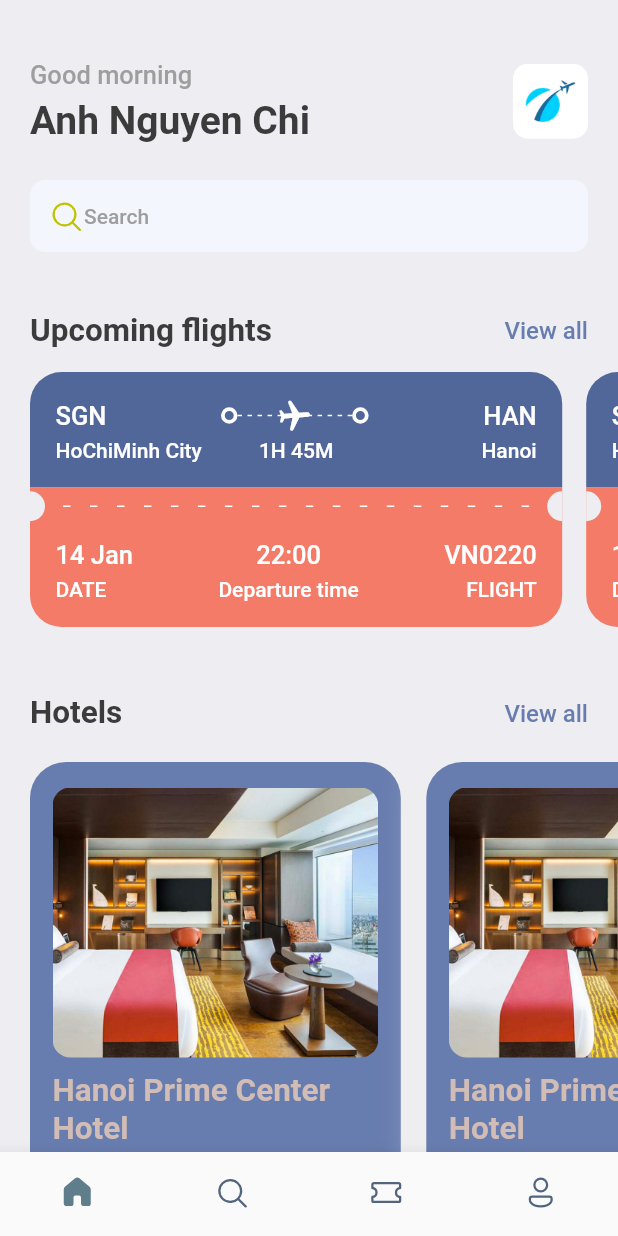
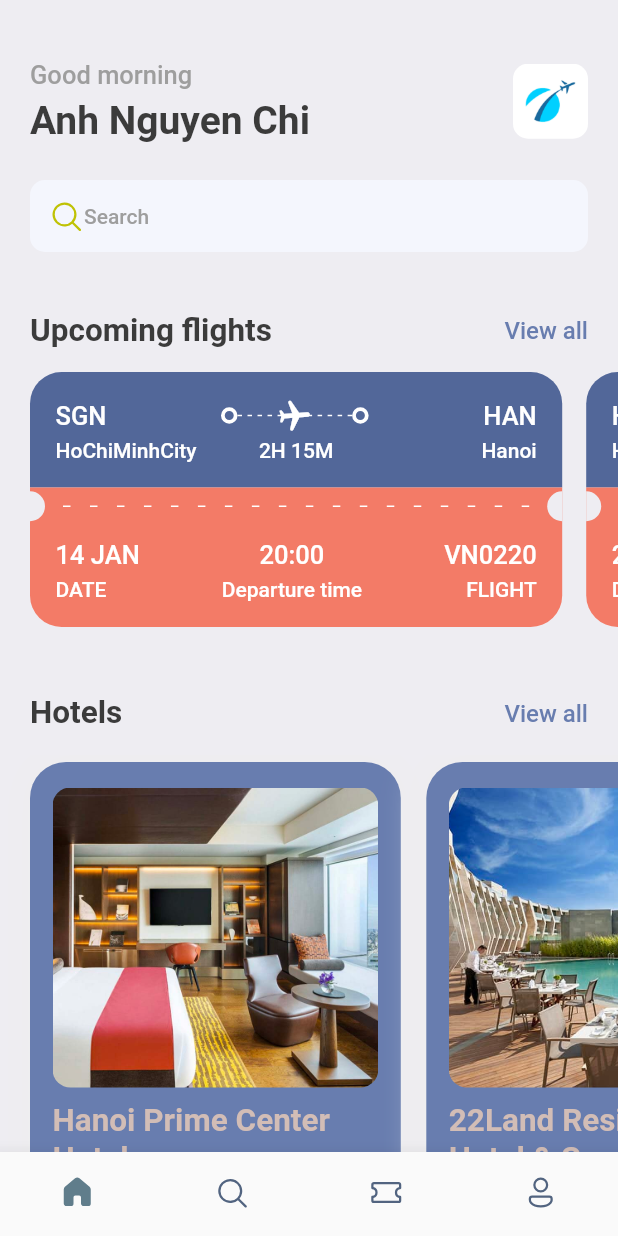
Before and after one commit to Chanh85/airline_book_tickets_app, a Flutter app: the screen it shows after launch, on a phone screen of 412 x 824 dp. Run offline on Flutter 3.47's test engine with Material 2 defaults, Android fonts, the phone set to English and light mode, and no system bars; our stand-ins replace fluentui_icons, gap.

Commit message:
Dynamic info about hotels, tickets in homescreen

```diff
--- a/lib/screens/home_screen.dart
+++ b/lib/screens/home_screen.dart
@@ -1,5 +1,6 @@
 import 'package:book_tickets_app/screens/hotels_view.dart';
 import 'package:book_tickets_app/screens/tickets_view.dart';
+import 'package:book_tickets_app/utils/app_info_list.dart';
 import 'package:book_tickets_app/utils/app_styles.dart';
 import 'package:fluentui_icons/fluentui_icons.dart';
 import 'package:flutter/material.dart';
@@ -75,10 +76,7 @@ class HomeScreen extends StatelessWidget {
             scrollDirection: Axis.horizontal,
             padding: const EdgeInsets.only(left: 20),
             child: Row(
-              children: const [
-                TicketView(),
-                TicketView(),
-              ],
+              children: ticketList.map((ticket) => TicketView(ticket: ticket)).toList()
             ),
           ),
           const Gap(15),
@@ -100,13 +98,8 @@ class HomeScreen extends StatelessWidget {
               scrollDirection: Axis.horizontal,
               padding:const EdgeInsets.only(left: 20),
               child: Row(
-                children: [
-                  HotelView(),
-                  HotelView(),
-                  HotelView(),
-                  HotelView(),
-                ],
-              )
+                children:hotelList.map((hotel) => HotelView(hotel: hotel)).toList()
+              ),
           ),
         ],
       ),
--- a/lib/screens/hotels_view.dart
+++ b/lib/screens/hotels_view.dart
@@ -1,19 +1,19 @@
 import 'package:book_tickets_app/utils/app_styles.dart';
-import 'package:flutter/cupertino.dart';
 import 'package:flutter/material.dart';
 import 'package:gap/gap.dart';
 
 import '../utils/app_layout.dart';
 
 class HotelView extends StatelessWidget {
-  const HotelView({Key? key}) : super(key: key);
+  final Map<String, dynamic> hotel;
+  const HotelView({Key? key, required this.hotel}) : super(key: key);
 
   @override
   Widget build(BuildContext context) {
     final size = AppLayout.getSize(context);
     return Container(
       width: size.width*0.6,
-      height: 380,
+      height: 390,
       padding: const EdgeInsets.symmetric(horizontal: 15, vertical: 17),
       margin: const EdgeInsets.only(right: 17, top: 5),
       decoration: BoxDecoration(
@@ -31,22 +31,22 @@ class HotelView extends StatelessWidget {
         crossAxisAlignment: CrossAxisAlignment.start,
         children: [
           Container(
-            height: 180,
+            height: 200,
             decoration: BoxDecoration(
               borderRadius: BorderRadius.circular(12),
               color: Styles.primaryColor,
-              image: const DecorationImage(
+              image: DecorationImage(
                 fit: BoxFit.cover,
-                image: AssetImage("assets/images/one.png")
+                image: AssetImage("assets/images/${hotel['image']}")
               )
             ),
           ),
           const Gap(10),
-          Text("Hanoi Prime Center Hotel", style: Styles.headlineStyle2.copyWith(color: Styles.kakiColor),),
+          Text(hotel['place'], style: Styles.headlineStyle2.copyWith(color: Styles.kakiColor),),
           const Gap(5),
-          Text("Hanoi, Hoan Kiem", style: Styles.headlineStyle3.copyWith(color: Colors.white),),
+          Text(hotel['destination'], style: Styles.headlineStyle3.copyWith(color: Colors.white),),
           const Gap(8),
-          Text("740.000 VND/night", style: Styles.headlineStyle.copyWith(color: Styles.kakiColor),),
+          Text('${hotel['price']}VND/night', style: Styles.headlineStyle.copyWith(color: Styles.kakiColor),),
         ],
       ),
     );
--- a/lib/screens/tickets_view.dart
+++ b/lib/screens/tickets_view.dart
@@ -5,7 +5,8 @@ import 'package:flutter/material.dart';
 import 'package:gap/gap.dart';
 
 class TicketView extends StatelessWidget {
-  const TicketView({Key? key}) : super(key: key);
+  final Map<String, dynamic> ticket;
+  const TicketView({Key? key, required this.ticket}) : super(key: key);
 
   @override
   Widget build(BuildContext context) {
@@ -29,7 +30,7 @@ class TicketView extends StatelessWidget {
                 children: [
                   Row(
                     children: [
-                      Text("SGN", style: Styles.headlineStyle3.copyWith(color: Colors.white),),
+                      Text(ticket['from']['code'], style: Styles.headlineStyle3.copyWith(color: Colors.white),),
                       const Spacer(),
                       const ThickContainer(),
                       Expanded(child: Stack(
@@ -54,7 +55,7 @@ class TicketView extends StatelessWidget {
                       )),
                       const ThickContainer(),
                       const Spacer(),
-                      Text("HAN", style: Styles.headlineStyle3.copyWith(color: Colors.white),),
+                      Text(ticket['to']['code'], style: Styles.headlineStyle3.copyWith(color: Colors.white),),
                     ],
                   ),
                   const Gap(3),
@@ -63,12 +64,12 @@ class TicketView extends StatelessWidget {
                     children: [
                       SizedBox(
                         width: 100,
-                        child: Text("HoChiMinh City", style: Styles.headlineStyle4.copyWith(color: Colors.white),),
+                        child: Text(ticket['from']['name'], style: Styles.headlineStyle4.copyWith(color: Colors.white),),
                       ),
-                      Text("1H 45M", style: Styles.headlineStyle4.copyWith(color: Colors.white),),
+                      Text(ticket['flying_time'], style: Styles.headlineStyle4.copyWith(color: Colors.white),),
                       SizedBox(
                         width: 100,
-                        child: Text("Hanoi", textAlign: TextAlign.end, style: Styles.headlineStyle4.copyWith(color: Colors.white),),
+                        child: Text(ticket['to']['name'], textAlign: TextAlign.end, style: Styles.headlineStyle4.copyWith(color: Colors.white),),
                       )
                     ],
                   )
@@ -141,7 +142,7 @@ class TicketView extends StatelessWidget {
                       Column(
                         crossAxisAlignment: CrossAxisAlignment.start,
                         children: [
-                          Text("14 Jan", style: Styles.headlineStyle3.copyWith(color: Colors.white)),
+                          Text(ticket['date'], style: Styles.headlineStyle3.copyWith(color: Colors.white)),
                           const Gap(5),
                           Text("DATE", style: Styles.headlineStyle4.copyWith(color: Colors.white))
                         ],
@@ -149,7 +150,7 @@ class TicketView extends StatelessWidget {
                       Column(
                         crossAxisAlignment: CrossAxisAlignment.center,
                         children: [
-                          Text("22:00", style: Styles.headlineStyle3.copyWith(color: Colors.white)),
+                          Text(ticket['departure_time'], style: Styles.headlineStyle3.copyWith(color: Colors.white)),
                           const Gap(5),
                           Text("Departure time", style: Styles.headlineStyle4.copyWith(color: Colors.white))
                         ],
@@ -157,7 +158,7 @@ class TicketView extends StatelessWidget {
                       Column(
                         crossAxisAlignment: CrossAxisAlignment.end,
                         children: [
-                          Text("VN0220", style: Styles.headlineStyle3.copyWith(color: Colors.white)),
+                          Text(ticket['number'], style: Styles.headlineStyle3.copyWith(color: Colors.white)),
                           const Gap(5),
                           Text("FLIGHT", style: Styles.headlineStyle4.copyWith(color: Colors.white))
                         ],
--- /dev/null
+++ b/lib/utils/app_info_list.dart
@@ -0,0 +1,52 @@
+List<Map<String, dynamic>> hotelList = [
+  {
+    'image': 'one.png',
+    'place': 'Hanoi Prime Center Hotel',
+    'destination': 'Hoan Kiem, Hanoi',
+    'price': "869.500"
+  },
+  {
+    'image': 'two.png',
+    'place': '22Land Residence Hotel & Spa',
+    'destination': 'Cau Giay, Hanoi',
+    'price': "919.000"
+  },
+  {
+    'image': 'three.png',
+    'place': 'Beryl Place Hotel & Spa',
+    'destination': 'Hoan Kiem, Hanoi',
+    'price': "1.292.455"
+  },
+];
+
+
+List<Map<String, dynamic>> ticketList = [
+  {
+    'from': {
+      'code':"SGN",
+      'name':"HoChiMinhCity"
+    },
+    'to': {
+      'code':"HAN",
+      'name':"Hanoi"
+    },
+    'flying_time': '2H 15M',
+    'date': "14 JAN",
+    'departure_time':"20:00",
+    "number":"VN0220"
+  },
+  {
+    'from': {
+      'code':"HAN",
+      'name':"Hanoi"
+    },
+    'to': {
+      'code':"SGN",
+      'name':"HoChiMinh City"
+    },
+    'flying_time': '2H 15M',
+    'date': "29 JAN",
+    'departure_time':"18:00",
+    "number":"VN0259"
+  },
+];
```
